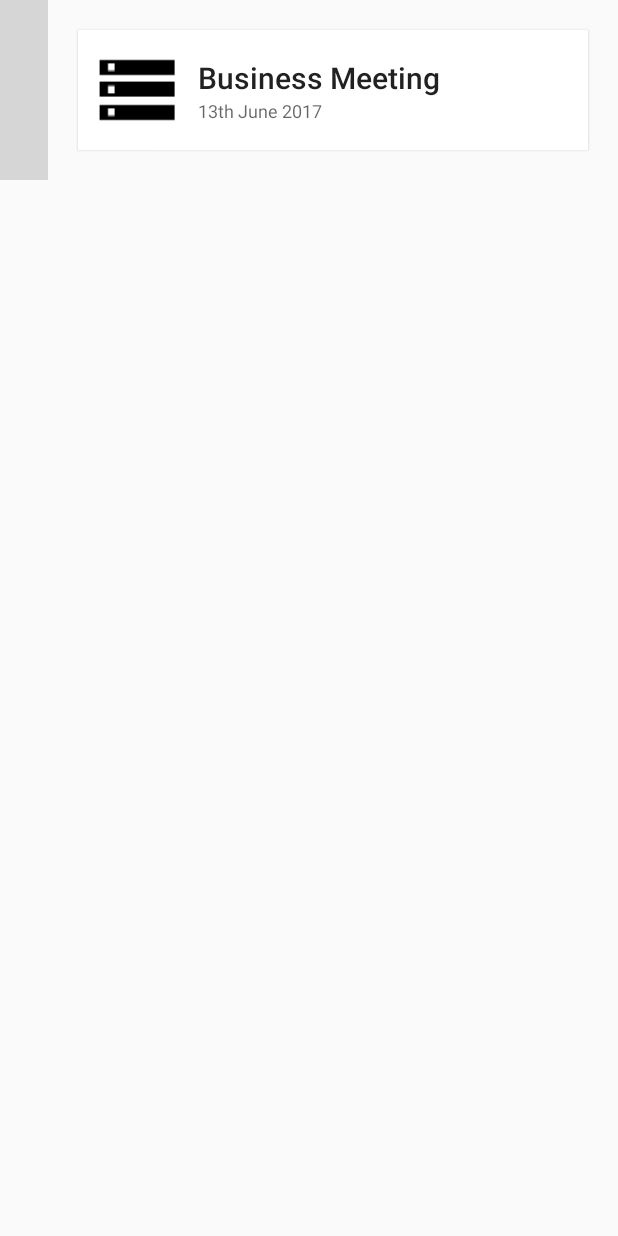
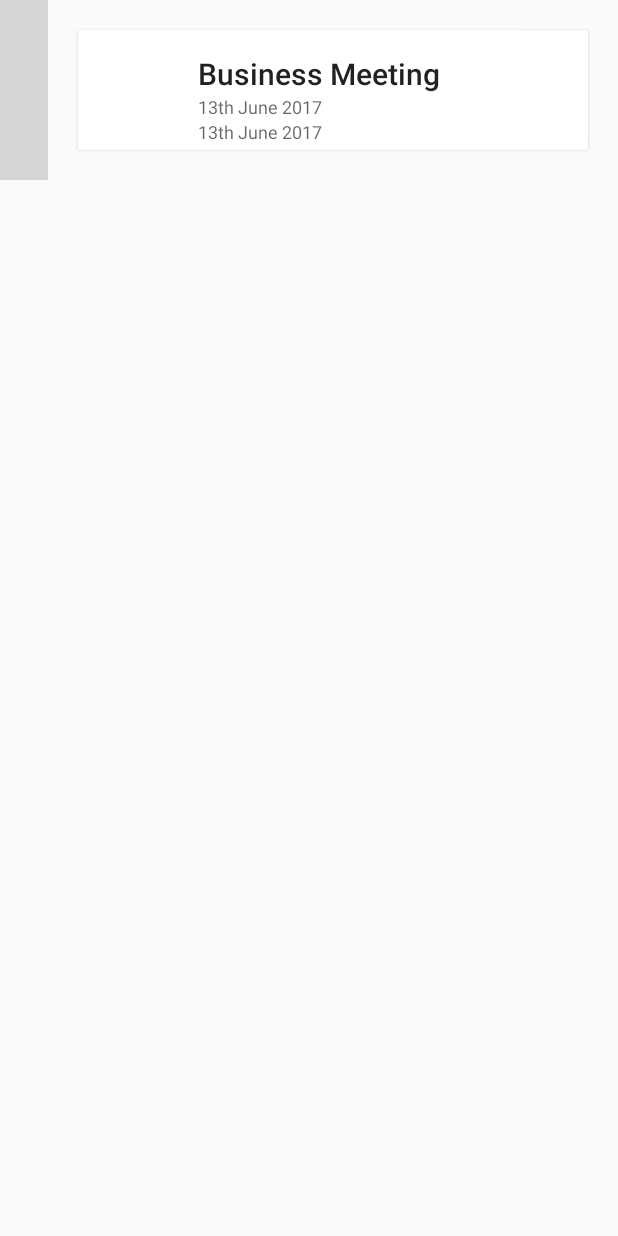
Before and after one commit to AldrichMascarenhas/Drishti-Android-App, an Android app: the layout item_timeline.xml on its own in the app's theme, with its tools: preview values and no code run, on a phone screen of 412 x 824 dp. Run offline under Robolectric (Android 15) with nearby library versions, the phone set to English and light mode, and no system bars; plain views replace TimelineView; grey boxes are pictures that could not be loaded.

Commit message:
Timeline changes and DB queries

```diff
--- a/app/src/main/java/com/example/semicolon/drishti/Session.java
+++ b/app/src/main/java/com/example/semicolon/drishti/Session.java
@@ -145,8 +145,7 @@ public class Session extends AppCompatActivity implements TextToSpeech.OnInitLis
                 sessionAdapter = new SessionAdapter(Session.this, sessionDataList);
                 recyclerView.setAdapter(sessionAdapter);
 
-                if (sessionDataList.isEmpty())
-                    Snackbar.make(recyclerView, "No notes added.", Snackbar.LENGTH_LONG).show();
+
 
             }
 
--- a/app/src/main/res/layout/item_timeline.xml
+++ b/app/src/main/res/layout/item_timeline.xml
@@ -22,7 +22,7 @@
         android:orientation="horizontal">
 
         <ImageView
-            android:src="@drawable/ic_storage_black_36dp"
+            android:id="@+id/tv_image"
             android:layout_width="60dp"
             android:layout_height="60dp"
             android:layout_margin="10dp" />
@@ -34,7 +34,7 @@
             android:orientation="vertical">
 
             <TextView
-                android:layout_marginTop="18dp"
+                android:layout_marginTop="15dp"
                 android:id="@+id/tv_name"
                 android:layout_width="match_parent"
                 android:layout_height="wrap_content"
@@ -48,6 +48,13 @@
                 android:text="13th June 2017"
                 android:textAppearance="@style/TextAppearance.AppCompat.Caption" />
 
+            <TextView
+                android:id="@+id/tv_location"
+                android:layout_width="match_parent"
+                android:layout_height="wrap_content"
+                android:text="13th June 2017"
+                android:textAppearance="@style/TextAppearance.AppCompat.Caption" />
+
         </LinearLayout>
 
     </LinearLayout>
```
Also changed, not shown: app/src/main/java/com/example/semicolon/drishti/Dashboard.java (+6 -1 lines), app/src/main/java/com/example/semicolon/drishti/Model/LoadDataIntoDatabaseAsyncTask.java (+1 -23 lines), app/src/main/java/com/example/semicolon/drishti/Model/Sessions.java (+22 -9 lines), app/src/main/java/com/example/semicolon/drishti/OngoingSession.java (+15 -16 lines), app/src/main/java/com/example/semicolon/drishti/TimeLineAdapter.java (+11 -0 lines), app/src/main/java/com/example/semicolon/drishti/TimeLineViewHolder.java (+4 -7 lines).
